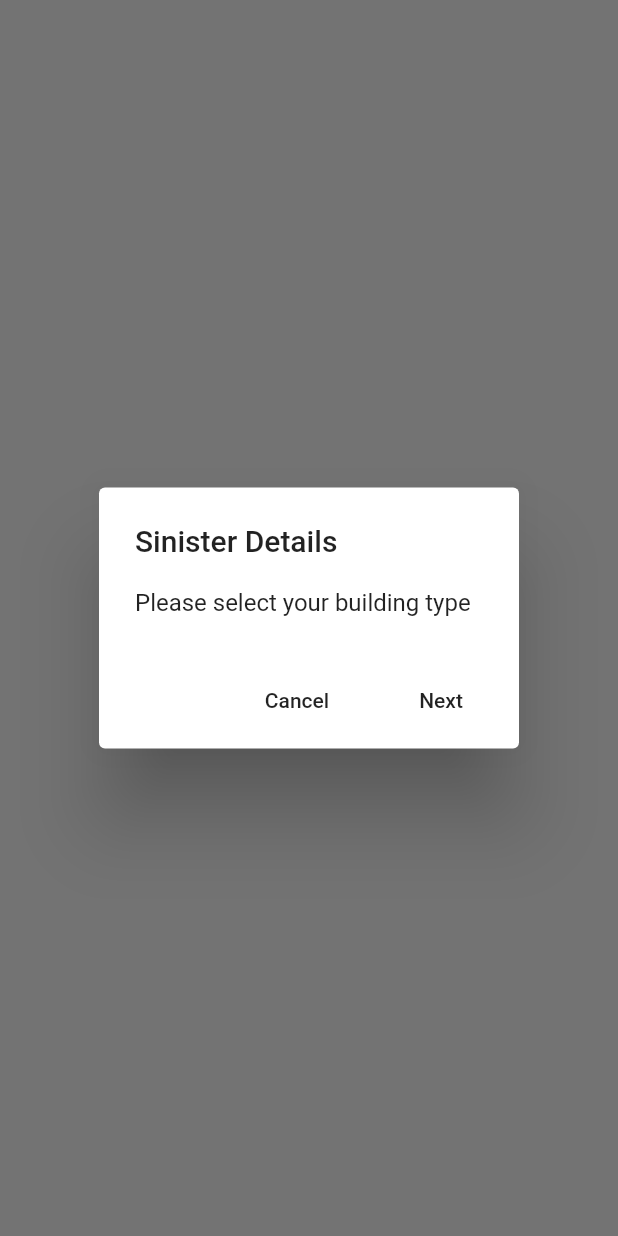
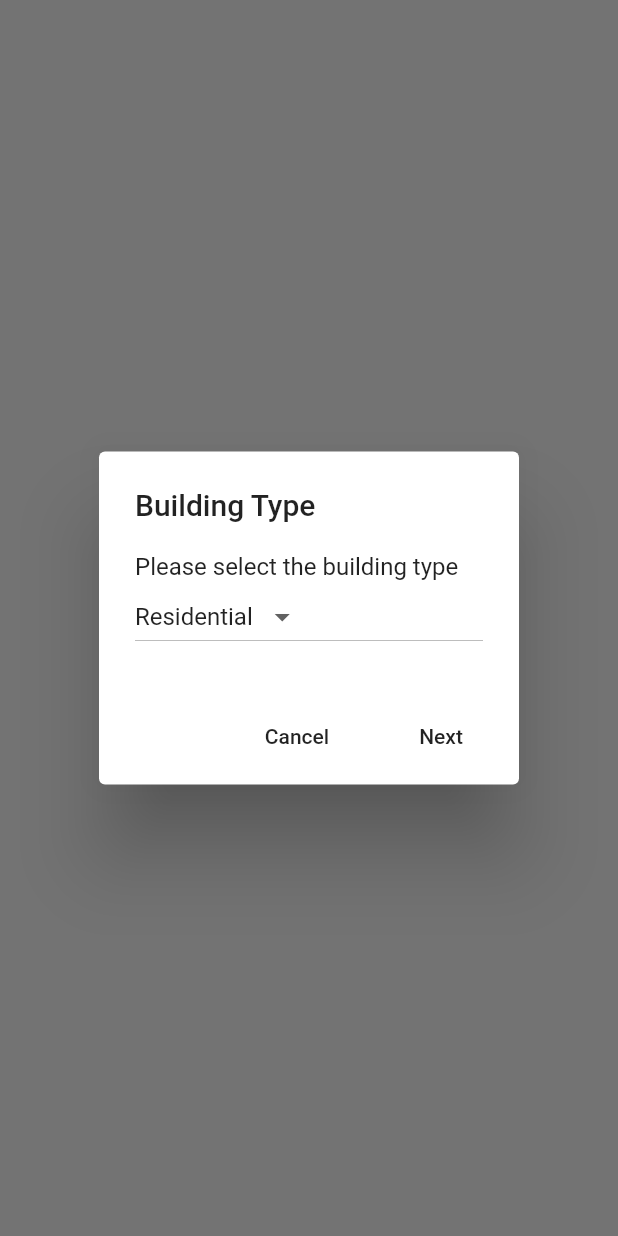
Before and after one commit to gyagapen/nation_inov_chal, a Flutter app: what showBuildingTypeDialog() shows on an empty page, opened directly with empty values, on a phone screen of 412 x 824 dp. Run offline on Flutter 3.47's test engine with Material 2 defaults, Android fonts, the light colour scheme and no system bars; our stand-ins replace camera, device_info, fluttertoast, location, shared_preferences; missing offline and left inert: access_settings_menu, map_view, progress_hud; accounts and stored records are empty; network calls fail; statements that could not run were skipped.

Commit message:
flow impl

```diff
--- a/lib/helpers/common.dart
+++ b/lib/helpers/common.dart
@@ -8,7 +8,6 @@ import '../notification_list.dart';
 import 'package:camera/camera.dart';
 
 //common variables
-String videoPath = "";
 List<CameraDescription> cameras;
 CameraController cameraController;
 bool isLocationSettingsOpened = false;
--- /dev/null
+++ b/lib/helpers/utilities.dart
@@ -0,0 +1,6 @@
+bool isNumeric(String s) {
+  if(s == null) {
+    return false;
+  }
+  return double.parse(s, (e) => null) != null;
+}
--- a/lib/home.dart
+++ b/lib/home.dart
@@ -19,7 +19,8 @@ import 'models/help_request.dart';
 import 'helpers/webservice_wrappers.dart';
 import 'helpers/constants.dart';
 import 'animations/animated_witness_switch.dart';
-import 'witness/capture_details_flow/sinister_type.dart';
+import 'witness/capture_details_flow/flow_manager.dart';
+import 'models/witness_details.dart';
 
 class MyHomePage extends StatefulWidget {
   MyHomePage({Key key, this.title}) : super(key: key);
@@ -240,7 +241,7 @@ class _MyHomePageState extends State<MyHomePage>
           if (_currentLocation != null) {
             if(_isWitness)
             {
-              showSinisterTypeDialog(context, event, initHelpRequest);
+              WitnessFlowManager.showWitnessNextStep("", new WitnessDetails(), context, event, initHelpRequest);
             } else
             {
                 initHelpRequest(event);
--- /dev/null
+++ b/lib/models/witness_details.dart
@@ -0,0 +1,10 @@
+class WitnessDetails{
+
+  String impactType = "";
+  String buildingType = "";
+  int noOfFloors = 0;
+  bool isSAMUNeeded = false;
+  bool isAPersonTrapped = false;
+  String videoPath = "";
+
+}
--- a/lib/witness/capture_details_flow/building_type.dart
+++ b/lib/witness/capture_details_flow/building_type.dart
@@ -1,43 +1,89 @@
 import 'package:flutter/material.dart';
-import 'video_capture.dart';
-import 'stepper.dart';
+import 'flow_manager.dart';
 import 'dart:async';
+import '../../models/witness_details.dart';
 
 import 'package:mausafe_v0/models/trigger_event.dart';
 
-Future<Null> showBuildingTypeDialog(
+const String BUILDING_TYPE_DIALOG_ID = "building_type_dialog";
+
+Future<Null> showBuildingTypeDialog(WitnessDetails witnessDetails,
     BuildContext context, TriggerEvent id, callback) async {
   return showDialog<Null>(
     context: context,
     barrierDismissible: false, // user must tap button!
     builder: (BuildContext context) {
 
-
       return new AlertDialog(
-        title: new Text('Sinister Details'),
+        title: new Text('Building Type'),
         content: new SingleChildScrollView(
-          child: new ListBody(
+                    child: new ListBody(
             children: <Widget>[
-              new Text('Please select your building type'),
+              new Text('Please select the building type'),
+              BuildingTypeDialogContent(witnessDetails: witnessDetails,),
             ],
           ),
-          //child: new MyStepperPage(),
         ),
         actions: <Widget>[
           new FlatButton(
               child: new Text('Cancel'),
               onPressed: () {
                 Navigator.pop(context);
-                //callback(id);
               }),
           new FlatButton(
               child: new Text('Next'),
               onPressed: () {
                 Navigator.pop(context);
-                showVideoCaptureDialog(context, id, callback);
+                WitnessFlowManager.showWitnessNextStep(BUILDING_TYPE_DIALOG_ID, witnessDetails, context, id, callback);
               }),
         ],
       );
     },
   );
 }
+
+
+class BuildingTypeDialogContent extends StatefulWidget {
+  BuildingTypeDialogContent({
+    Key key,
+    this.witnessDetails,
+  }): super(key: key);
+
+  WitnessDetails witnessDetails;
+
+  @override
+  _BuildingTypeDialogContentState createState() => new _BuildingTypeDialogContentState();
+}
+
+class _BuildingTypeDialogContentState extends State<BuildingTypeDialogContent> {
+
+    List<String> _buildingTypes = ['Residential', 'Commercial', 'Industrial'];
+    String _selectedBuildingType = "Residential";
+
+
+  @override
+  void initState(){
+    super.initState();
+    widget.witnessDetails.buildingType = _selectedBuildingType;
+  }
+
+
+  @override
+  Widget build(BuildContext context) {
+   return new DropdownButton(
+      items: _buildingTypes.map((String val) {
+        return new DropdownMenuItem<String>(
+          value: val,
+          child: new Text(val),
+        );
+      }).toList(),
+      value: _selectedBuildingType,
+      onChanged: (newValue) {
+        setState(() {
+          _selectedBuildingType = newValue;
+          widget.witnessDetails.buildingType = _selectedBuildingType;
+        });
+      },
+    );
+  }
+}
```
Also changed, not shown: lib/main.dart (+6 -1 lines), lib/witness/capture_details_flow/floor_number.dart (added, +120 -0 lines), lib/witness/capture_details_flow/flow_manager.dart (added, +60 -0 lines), lib/witness/capture_details_flow/person_trapped.dart (added, +66 -0 lines), lib/witness/capture_details_flow/samu_need.dart (added, +66 -0 lines), lib/witness/capture_details_flow/sinister_type.dart (+53 -19 lines), lib/witness/capture_details_flow/video_capture.dart (+9 -7 lines), 1 other file.
